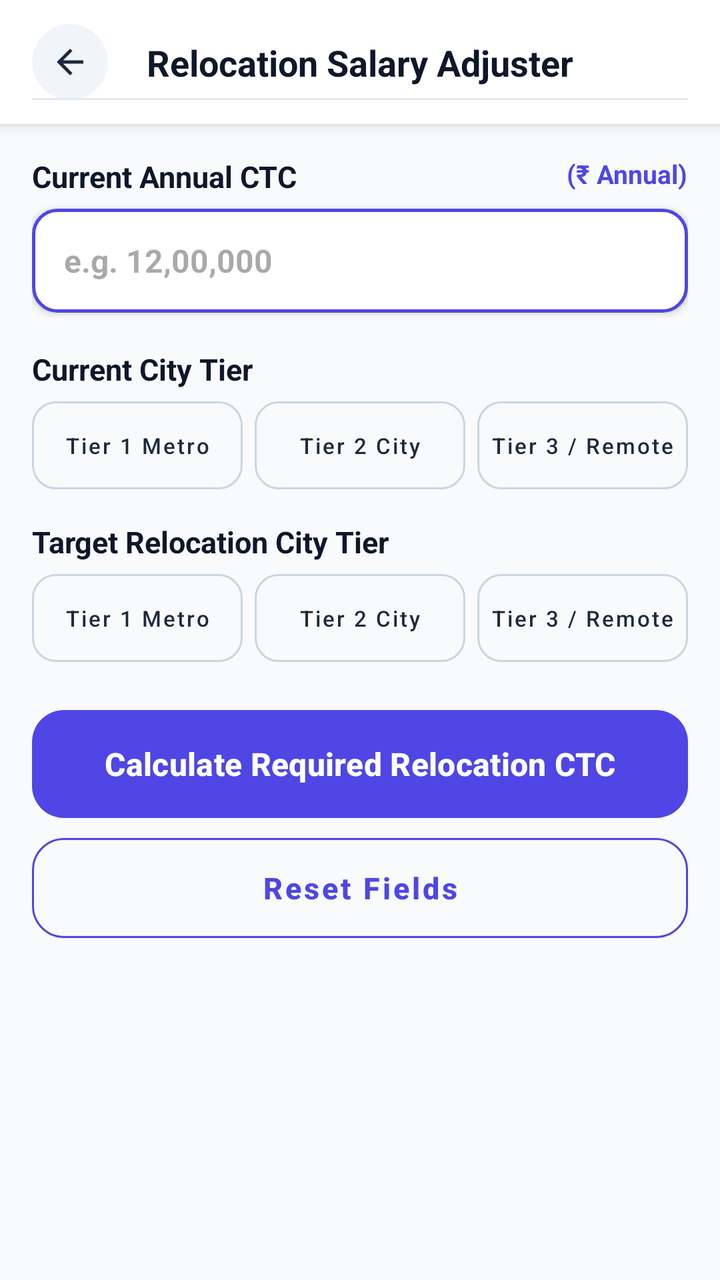
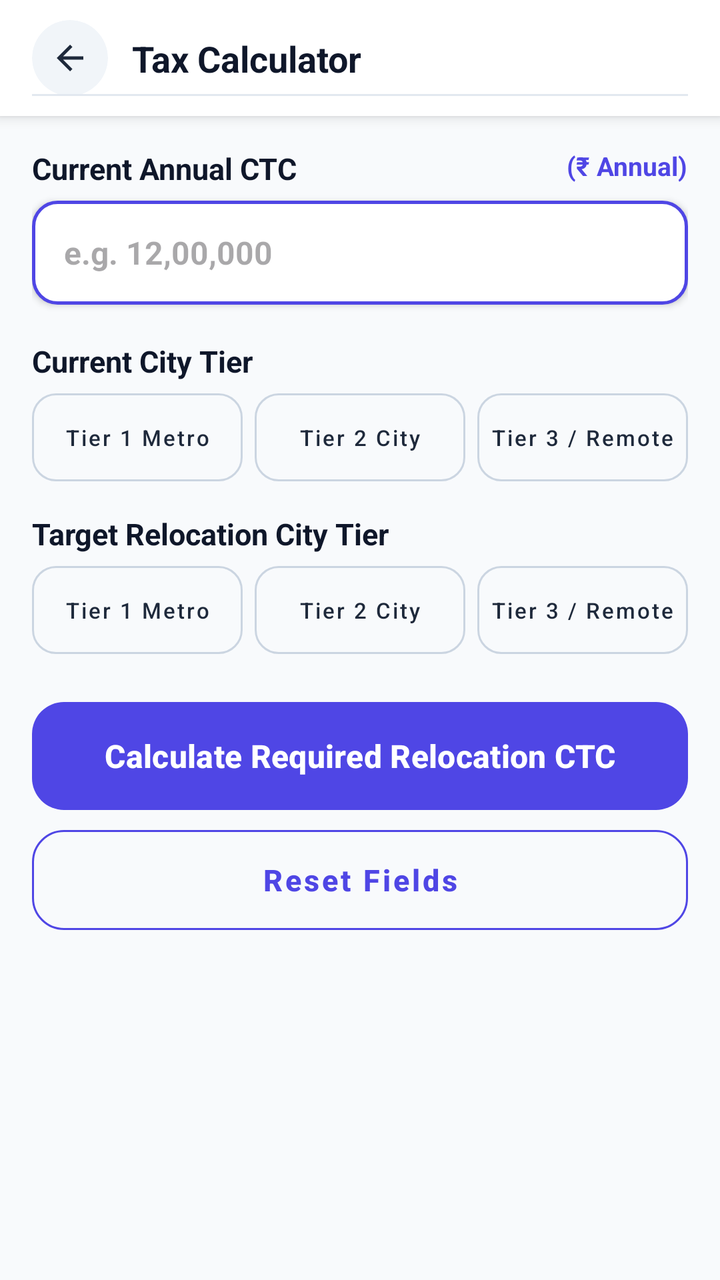

An Android layout rendered at two revisions. The XML below is the earlier revision; the diff shows what the commit changed to produce the second picture.
<!-- AndroidManifest.xml: application theme Theme.Calculatoremi -->
<!-- res/layout/activity_relocation_adjuster.xml -->
<?xml version="1.0" encoding="utf-8"?>
<LinearLayout xmlns:android="http://schemas.android.com/apk/res/android"
    xmlns:app="http://schemas.android.com/apk/res-auto"
    android:layout_width="match_parent"
    android:layout_height="match_parent"
    android:background="#F8FAFC"
    android:orientation="vertical">

    
    <androidx.constraintlayout.widget.ConstraintLayout
        android:id="@+id/calculatorHeader"
        android:layout_width="match_parent"
        android:layout_height="wrap_content"
        android:minHeight="55dp"
        android:background="@android:color/white"
        android:elevation="4dp"
        android:paddingStart="16dp"
        android:paddingTop="12dp"
        android:paddingEnd="16dp"
        android:paddingBottom="12dp">

        <com.google.android.material.card.MaterialCardView
            android:id="@+id/btnBackContainer"
            android:layout_width="38dp"
            android:layout_height="38dp"
            app:cardBackgroundColor="#F1F5F9"
            app:cardCornerRadius="19dp"
            app:cardElevation="0dp"
            app:strokeWidth="0dp"
            app:layout_constraintBottom_toBottomOf="parent"
            app:layout_constraintStart_toStartOf="parent"
            app:layout_constraintTop_toTopOf="parent">

            <ImageView
                android:id="@+id/btnBack"
                android:layout_width="20dp"
                android:layout_height="20dp"
                android:layout_gravity="center"
                android:src="@drawable/ic_arrow_back"
                app:tint="#1E293B" />
        </com.google.android.material.card.MaterialCardView>

        <TextView
            android:id="@+id/txtTitle"
            android:layout_width="wrap_content"
            android:layout_height="wrap_content"
            android:text="Relocation Salary Adjuster"
            android:textColor="#0F172A"
            android:textSize="18sp"
            android:textStyle="bold"
            app:layout_constraintBottom_toBottomOf="parent"
            app:layout_constraintEnd_toEndOf="parent"
            app:layout_constraintStart_toStartOf="parent"
            app:layout_constraintTop_toTopOf="parent" />

        <View
            android:layout_width="match_parent"
            android:layout_height="1dp"
            android:background="#E2E8F0"
            app:layout_constraintBottom_toBottomOf="parent" />

    </androidx.constraintlayout.widget.ConstraintLayout>

    
    <androidx.core.widget.NestedScrollView
        android:layout_width="match_parent"
        android:layout_height="match_parent"
        android:clipToPadding="false"
        android:paddingBottom="40dp"
        android:fillViewport="true">

        <LinearLayout
            android:layout_width="match_parent"
            android:layout_height="wrap_content"
            android:orientation="vertical"
            android:padding="16dp">

            
            <RelativeLayout
                android:layout_width="match_parent"
                android:layout_height="wrap_content"
                android:layout_marginBottom="6dp">

                <TextView
                    android:layout_width="wrap_content"
                    android:layout_height="wrap_content"
                    android:layout_alignParentStart="true"
                    android:text="Current Annual CTC"
                    android:textColor="#0F172A"
                    android:textSize="15sp"
                    android:textStyle="bold" />

                <TextView
                    android:layout_width="wrap_content"
                    android:layout_height="wrap_content"
                    android:layout_alignParentEnd="true"
                    android:text="(₹ Annual)"
                    android:textColor="@color/primary"
                    android:textSize="13sp"
                    android:textStyle="bold" />
            </RelativeLayout>

            <EditText
                android:id="@+id/etCurrentCtc"
                android:layout_width="match_parent"
                android:layout_height="52dp"
                android:background="@drawable/numeric_input_border"
                android:elevation="2dp"
                android:hint="e.g. 12,00,000"
                android:inputType="numberDecimal"
                android:paddingHorizontal="16dp"
                android:textColor="#0F172A"
                android:textSize="16sp"
                android:textStyle="bold" />

            
            <TextView
                android:layout_width="wrap_content"
                android:layout_height="wrap_content"
                android:layout_marginTop="18dp"
                android:layout_marginBottom="6dp"
                android:text="Current City Tier"
                android:textColor="#0F172A"
                android:textSize="15sp"
                android:textStyle="bold" />

            <LinearLayout
                android:layout_width="match_parent"
                android:layout_height="wrap_content"
                android:layout_marginBottom="16dp"
                android:orientation="horizontal"
                android:weightSum="3">

                <com.google.android.material.button.MaterialButton
                    android:id="@+id/chipFromTier1"
                    style="@style/Widget.MaterialComponents.Button.OutlinedButton"
                    android:layout_width="0dp"
                    android:layout_height="44dp"
                    android:layout_weight="1"
                    android:layout_marginEnd="4dp"
                    android:gravity="center"
                    android:padding="0dp"
                    android:singleLine="true"
                    android:maxLines="1"
                    android:text="Tier 1 Metro"
                    android:textAllCaps="false"
                    android:textColor="#1E293B"
                    android:textSize="11sp"
                    android:insetTop="0dp"
                    android:insetBottom="0dp"
                    app:cornerRadius="12dp"
                    app:strokeColor="#CBD5E1" />

                <com.google.android.material.button.MaterialButton
                    android:id="@+id/chipFromTier2"
                    style="@style/Widget.MaterialComponents.Button.OutlinedButton"
                    android:layout_width="0dp"
                    android:layout_height="44dp"
                    android:layout_weight="1"
                    android:layout_marginHorizontal="2dp"
                    android:gravity="center"
                    android:padding="0dp"
                    android:singleLine="true"
                    android:maxLines="1"
                    android:text="Tier 2 City"
                    android:textAllCaps="false"
                    android:textColor="#1E293B"
                    android:textSize="11sp"
                    android:insetTop="0dp"
                    android:insetBottom="0dp"
                    app:cornerRadius="12dp"
                    app:strokeColor="#CBD5E1" />

                <com.google.android.material.button.MaterialButton
                    android:id="@+id/chipFromTier3"
                    style="@style/Widget.MaterialComponents.Button.OutlinedButton"
                    android:layout_width="0dp"
                    android:layout_height="44dp"
                    android:layout_weight="1"
                    android:layout_marginStart="4dp"
                    android:gravity="center"
                    android:padding="0dp"
                    android:singleLine="true"
                    android:maxLines="1"
                    android:text="Tier 3 / Remote"
                    android:textAllCaps="false"
                    android:textColor="#1E293B"
                    android:textSize="11sp"
                    android:insetTop="0dp"
                    android:insetBottom="0dp"
                    app:cornerRadius="12dp"
                    app:strokeColor="#CBD5E1" />

            </LinearLayout>

            
            <TextView
                android:layout_width="wrap_content"
                android:layout_height="wrap_content"
                android:layout_marginBottom="6dp"
                android:text="Target Relocation City Tier"
                android:textColor="#0F172A"
                android:textSize="15sp"
                android:textStyle="bold" />

            <LinearLayout
                android:layout_width="match_parent"
                android:layout_height="wrap_content"
                android:layout_marginBottom="24dp"
                android:orientation="horizontal"
                android:weightSum="3">

                <com.google.android.material.button.MaterialButton
                    android:id="@+id/chipToTier1"
                    style="@style/Widget.MaterialComponents.Button.OutlinedButton"
                    android:layout_width="0dp"
                    android:layout_height="44dp"
                    android:layout_weight="1"
                    android:layout_marginEnd="4dp"
                    android:gravity="center"
                    android:padding="0dp"
                    android:singleLine="true"
                    android:maxLines="1"
                    android:text="Tier 1 Metro"
                    android:textAllCaps="false"
                    android:textColor="#1E293B"
                    android:textSize="11sp"
                    android:insetTop="0dp"
                    android:insetBottom="0dp"
                    app:cornerRadius="12dp"
                    app:strokeColor="#CBD5E1" />

                <com.google.android.material.button.MaterialButton
                    android:id="@+id/chipToTier2"
                    style="@style/Widget.MaterialComponents.Button.OutlinedButton"
                    android:layout_width="0dp"
                    android:layout_height="44dp"
                    android:layout_weight="1"
                    android:layout_marginHorizontal="2dp"
                    android:gravity="center"
                    android:padding="0dp"
                    android:singleLine="true"
                    android:maxLines="1"
                    android:text="Tier 2 City"
                    android:textAllCaps="false"
                    android:textColor="#1E293B"
                    android:textSize="11sp"
                    android:insetTop="0dp"
                    android:insetBottom="0dp"
                    app:cornerRadius="12dp"
                    app:strokeColor="#CBD5E1" />

                <com.google.android.material.button.MaterialButton
                    android:id="@+id/chipToTier3"
                    style="@style/Widget.MaterialComponents.Button.OutlinedButton"
                    android:layout_width="0dp"
                    android:layout_height="44dp"
                    android:layout_weight="1"
                    android:layout_marginStart="4dp"
                    android:gravity="center"
                    android:padding="0dp"
                    android:singleLine="true"
                    android:maxLines="1"
                    android:text="Tier 3 / Remote"
                    android:textAllCaps="false"
                    android:textColor="#1E293B"
                    android:textSize="11sp"
                    android:insetTop="0dp"
                    android:insetBottom="0dp"
                    app:cornerRadius="12dp"
                    app:strokeColor="#CBD5E1" />

            </LinearLayout>

            
            <com.google.android.material.button.MaterialButton
                android:id="@+id/btnCalculate"
                android:layout_width="match_parent"
                android:layout_height="54dp"
                android:text="Calculate Required Relocation CTC"
                android:textAllCaps="false"
                android:textColor="#FFFFFF"
                android:textSize="16sp"
                android:textStyle="bold"
                android:insetTop="0dp"
                android:insetBottom="0dp"
                app:backgroundTint="@color/primary"
                app:cornerRadius="16dp" />

            <com.google.android.material.button.MaterialButton
                android:id="@+id/btnReset"
                style="@style/Widget.MaterialComponents.Button.OutlinedButton"
                android:layout_width="match_parent"
                android:layout_height="50dp"
                android:layout_marginTop="10dp"
                android:text="Reset Fields"
                android:textAllCaps="false"
                android:textColor="@color/primary"
                android:textSize="15sp"
                android:textStyle="bold"
                android:insetTop="0dp"
                android:insetBottom="0dp"
                app:cornerRadius="16dp"
                app:strokeColor="@color/primary" />

        </LinearLayout>
    </androidx.core.widget.NestedScrollView>

</LinearLayout>
<!-- resources referenced by this layout -->
<resources>
  <color name="primary">#4F46E5</color>
  <!-- drawable ic_arrow_back (drawable) -->
  <vector xmlns:android="http://schemas.android.com/apk/res/android"
      android:width="24dp"
      android:height="24dp"
      android:viewportWidth="960"
      android:viewportHeight="960">
    <path
        android:pathData="m313,520 l224,224 -57,56 -320,-320 320,-320 57,56 -224,224h487v80L313,520Z"
        android:fillColor="#e3e3e3"/>
  </vector>
  <!-- drawable numeric_input_border (drawable) -->
  <?xml version="1.0" encoding="utf-8"?>
  <shape xmlns:android="http://schemas.android.com/apk/res/android"
      android:shape="rectangle">
  
      <solid android:color="@color/white"/>
  
      <stroke
          android:width="1.5dp"
          android:color="#4F46E5"/>
  
      <corners android:radius="12dp"/>
  </shape>
  <style name="Theme.Calculatoremi" parent="Base.Theme.Calculatoremi" />
  <color name="white">#FFFFFFFF</color>
  <style name="Base.Theme.Calculatoremi" parent="Theme.Material3.DayNight.NoActionBar">
          <item name="android:statusBarColor">@android:color/transparent</item>
          <item name="android:navigationBarColor">@android:color/transparent</item>
          <item name="android:windowLightStatusBar">false</item>
          <item name="android:windowLightNavigationBar">true</item>
          <item name="colorPrimary">@color/primary</item>
          <item name="colorOnPrimary">#FFFFFF</item>
          <item name="colorSecondary">@color/gradient_accent</item>
          <item name="colorOnSecondary">#FFFFFF</item>
      </style>
  <color name="gradient_accent">#818CF8</color>
</resources>

<!-- the commit's change to res/layout/activity_relocation_adjuster.xml (unified diff, before → after) -->
@@ -7,59 +7,7 @@
     android:orientation="vertical">
 
     
-    <androidx.constraintlayout.widget.ConstraintLayout
-        android:id="@+id/calculatorHeader"
-        android:layout_width="match_parent"
-        android:layout_height="wrap_content"
-        android:minHeight="55dp"
-        android:background="@android:color/white"
-        android:elevation="4dp"
-        android:paddingStart="16dp"
-        android:paddingTop="12dp"
-        android:paddingEnd="16dp"
-        android:paddingBottom="12dp">
-
-        <com.google.android.material.card.MaterialCardView
-            android:id="@+id/btnBackContainer"
-            android:layout_width="38dp"
-            android:layout_height="38dp"
-            app:cardBackgroundColor="#F1F5F9"
-            app:cardCornerRadius="19dp"
-            app:cardElevation="0dp"
-            app:strokeWidth="0dp"
-            app:layout_constraintBottom_toBottomOf="parent"
-            app:layout_constraintStart_toStartOf="parent"
-            app:layout_constraintTop_toTopOf="parent">
-
-            <ImageView
-                android:id="@+id/btnBack"
-                android:layout_width="20dp"
-                android:layout_height="20dp"
-                android:layout_gravity="center"
-                android:src="@drawable/ic_arrow_back"
-                app:tint="#1E293B" />
-        </com.google.android.material.card.MaterialCardView>
-
-        <TextView
-            android:id="@+id/txtTitle"
-            android:layout_width="wrap_content"
-            android:layout_height="wrap_content"
-            android:text="Relocation Salary Adjuster"
-            android:textColor="#0F172A"
-            android:textSize="18sp"
-            android:textStyle="bold"
-            app:layout_constraintBottom_toBottomOf="parent"
-            app:layout_constraintEnd_toEndOf="parent"
-            app:layout_constraintStart_toStartOf="parent"
-            app:layout_constraintTop_toTopOf="parent" />
-
-        <View
-            android:layout_width="match_parent"
-            android:layout_height="1dp"
-            android:background="#E2E8F0"
-            app:layout_constraintBottom_toBottomOf="parent" />
-
-    </androidx.constraintlayout.widget.ConstraintLayout>
+    <include layout="@layout/layout_calculator_header" />
 
     
     <androidx.core.widget.NestedScrollView
@@ -307,3 +255,63 @@
     </androidx.core.widget.NestedScrollView>
 
 </LinearLayout>
+<!-- res/layout/layout_calculator_header.xml (included above) -->
+<?xml version="1.0" encoding="utf-8"?>
+<androidx.constraintlayout.widget.ConstraintLayout xmlns:android="http://schemas.android.com/apk/res/android"
+    xmlns:app="http://schemas.android.com/apk/res-auto"
+    android:id="@+id/calculatorHeader"
+    android:layout_width="match_parent"
+    android:layout_height="wrap_content"
+    android:minHeight="56dp"
+    android:background="@android:color/white"
+    android:elevation="4dp"
+    android:paddingStart="16dp"
+    android:paddingEnd="16dp"
+    android:paddingTop="10dp"
+    android:paddingBottom="10dp">
+
+    <com.google.android.material.card.MaterialCardView
+        android:id="@+id/btnBackContainer"
+        android:layout_width="38dp"
+        android:layout_height="38dp"
+        app:cardBackgroundColor="#F1F5F9"
+        app:cardCornerRadius="19dp"
+        app:cardElevation="0dp"
+        app:strokeWidth="0dp"
+        app:layout_constraintBottom_toBottomOf="parent"
+        app:layout_constraintStart_toStartOf="parent"
+        app:layout_constraintTop_toTopOf="parent">
+
+        <ImageView
+            android:id="@+id/btnBack"
+            android:layout_width="20dp"
+            android:layout_height="20dp"
+            android:layout_gravity="center"
+            android:src="@drawable/ic_arrow_back"
+            app:tint="#1E293B" />
+    </com.google.android.material.card.MaterialCardView>
+
+    <TextView
+        android:id="@+id/txtTitle"
+        android:layout_width="0dp"
+        android:layout_height="wrap_content"
+        android:layout_marginStart="12dp"
+        android:layout_marginEnd="12dp"
+        android:text="Tax Calculator"
+        android:textColor="#0F172A"
+        android:textSize="18sp"
+        android:textStyle="bold"
+        android:maxLines="1"
+        android:ellipsize="end"
+        app:layout_constraintBottom_toBottomOf="parent"
+        app:layout_constraintEnd_toEndOf="parent"
+        app:layout_constraintStart_toEndOf="@id/btnBackContainer"
+        app:layout_constraintTop_toTopOf="parent" />
+
+    <View
+        android:layout_width="match_parent"
+        android:layout_height="1dp"
+        android:background="#E2E8F0"
+        app:layout_constraintBottom_toBottomOf="parent" />
+
+</androidx.constraintlayout.widget.ConstraintLayout>
<!-- resource entries referenced after the edit -->
@@ -29,7 +29,7 @@
   <style name="Base.Theme.Calculatoremi" parent="Theme.Material3.DayNight.NoActionBar">
           <item name="android:statusBarColor">@android:color/transparent</item>
           <item name="android:navigationBarColor">@android:color/transparent</item>
-          <item name="android:windowLightStatusBar">false</item>
+          <item name="android:windowLightStatusBar">true</item>
           <item name="android:windowLightNavigationBar">true</item>
           <item name="colorPrimary">@color/primary</item>
           <item name="colorOnPrimary">#FFFFFF</item>
